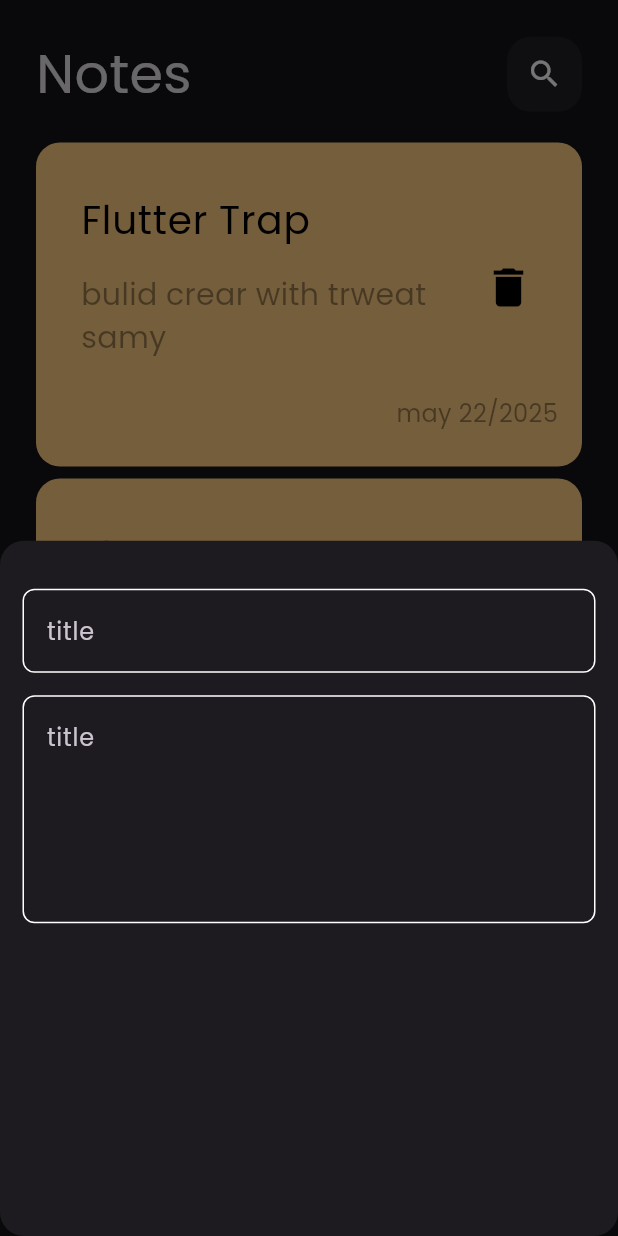
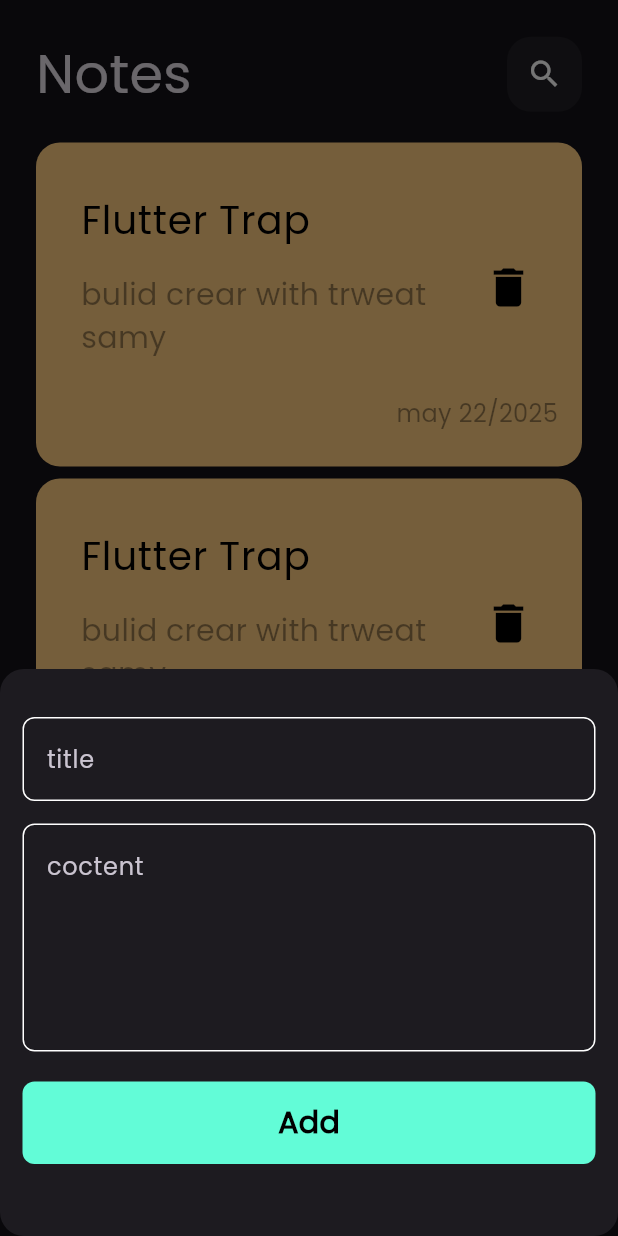
Before and after one commit to abdelrhman-3ashour/notes_app, a Flutter app: the screen it shows after launch, after a tap on the "add" icon, on a phone screen of 412 x 824 dp. Run offline on Flutter 3.47's test engine with Material 3 defaults, Android fonts, the phone set to English and light mode, and no system bars.

Commit message:
finish notes bouttom sheet

```diff
--- a/lib/widgets/add_note_buttom_sheet.dart
+++ b/lib/widgets/add_note_buttom_sheet.dart
@@ -1,5 +1,7 @@
 import 'package:flutter/material.dart';
+import 'package:np/widgets/constents.dart';
 import 'package:np/widgets/coustom_text_filed.dart';
+import 'package:np/widgets/cuustom_button.dart';
 
 class addnotebuttomsheet extends StatelessWidget {
   const addnotebuttomsheet({super.key});
@@ -8,12 +10,18 @@ class addnotebuttomsheet extends StatelessWidget {
   Widget build(BuildContext context) {
     return Padding(
       padding: const EdgeInsets.symmetric(vertical: 32, horizontal: 15),
-      child: Column(
-        children: [
-          CoustomTextFiled(hint: 'title'),
-          SizedBox(height: 15),
-          CoustomTextFiled(hint: 'title', maxlienss: 5),
-        ],
+      child: SingleChildScrollView(
+        child: Column(
+          children: [
+            CoustomTextFiled(hint: 'title'),
+            SizedBox(height: 15),
+            CoustomTextFiled(hint: 'coctent', maxlienss: 5),
+            SizedBox(height: 20),
+            cuustombutton(),
+
+            SizedBox(height: 16),
+          ],
+        ),
       ),
     );
   }
--- /dev/null
+++ b/lib/widgets/cuustom_button.dart
@@ -0,0 +1,30 @@
+import 'package:flutter/material.dart';
+import 'package:np/widgets/constents.dart';
+
+class cuustombutton extends StatelessWidget {
+  const cuustombutton({super.key});
+
+  @override
+  Widget build(BuildContext context) {
+    return Container(
+      height: 55,
+
+      width: MediaQuery.of(context).size.width,
+      decoration: BoxDecoration(
+        color: kprimarycolor,
+
+        borderRadius: BorderRadius.circular(8),
+      ),
+      child: Center(
+        child: Text(
+          'Add',
+          style: TextStyle(
+            color: Colors.black,
+            fontSize: 20,
+            fontWeight: FontWeight.bold,
+          ),
+        ),
+      ),
+    );
+  }
+}
```
